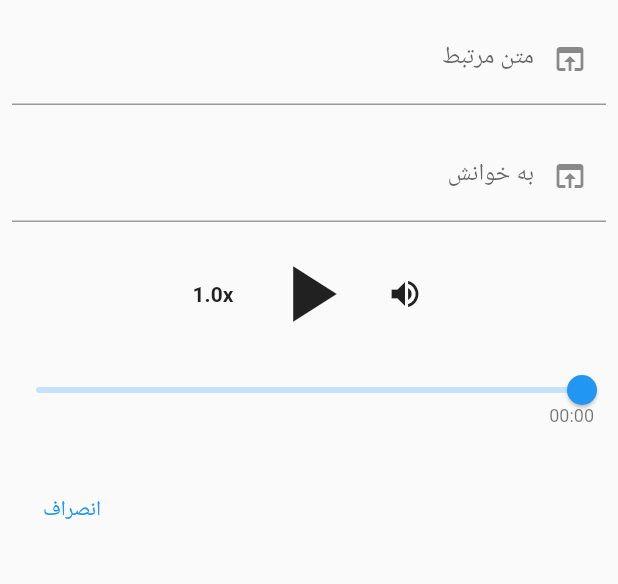
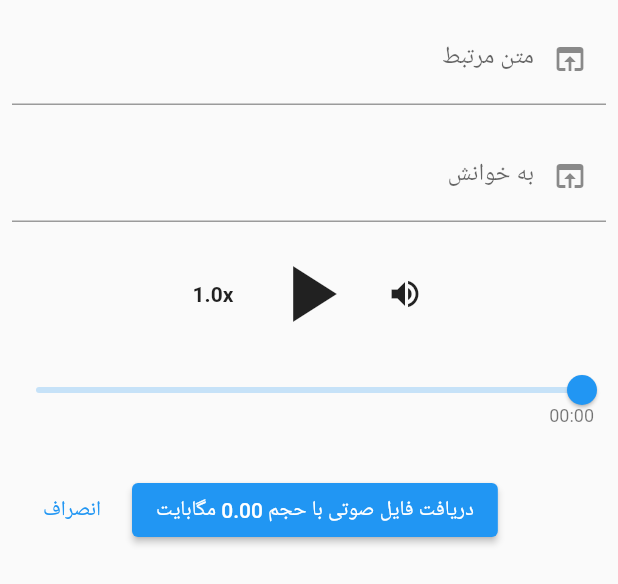
Before and after one commit to ganjoor/ava, a Flutter app: the ViewRecitation widget shown alone on an empty page, opened directly with empty values, on a phone screen of 412 x 824 dp. Shown: the top 584 px of the screen. Run offline on Flutter 3.47's test engine with Material 2 defaults, Android fonts, the light colour scheme and no system bars; our stand-ins replace after_layout, just_audio, loading_overlay, tuple, url_launcher_web; missing offline and left inert: audio_session, just_audio_web; network calls fail.

Commit message:
#1 downloading mp3 file

```diff
--- a/lib/view-recitation.dart
+++ b/lib/view-recitation.dart
@@ -34,6 +34,7 @@ class _ViewRecitationState extends State<ViewRecitation>
 
   TextEditingController _titleController = TextEditingController();
   TextEditingController _artistNameController = TextEditingController();
+  String _fileDownloadTitle = '';
 
   @override
   void initState() {
@@ -72,6 +73,9 @@ class _ViewRecitationState extends State<ViewRecitation>
   Widget build(BuildContext context) {
     _titleController.text = narration.poemFullTitle;
     _artistNameController.text = narration.audioArtist;
+    _fileDownloadTitle = 'دریافت فایل صوتی با حجم ' +
+        (narration.mp3SizeInBytes / (1024 * 1024)).toStringAsFixed(2) +
+        ' مگابایت';
 
     return FocusTraversalGroup(
         child: Form(
@@ -161,6 +165,17 @@ class _ViewRecitationState extends State<ViewRecitation>
                   child: ButtonBar(
                     alignment: MainAxisAlignment.end,
                     children: [
+                      ElevatedButton(
+                        child: Text(_fileDownloadTitle),
+                        onPressed: () async {
+                          var url = narration.mp3Url;
+                          if (await canLaunch(url)) {
+                            await launch(url);
+                          } else {
+                            throw 'خطا در نمایش نشانی $url';
+                          }
+                        },
+                      ),
                       TextButton(
                         child: Text('انصراف'),
                         onPressed: () {
```
Also changed, not shown: 1 other file.
